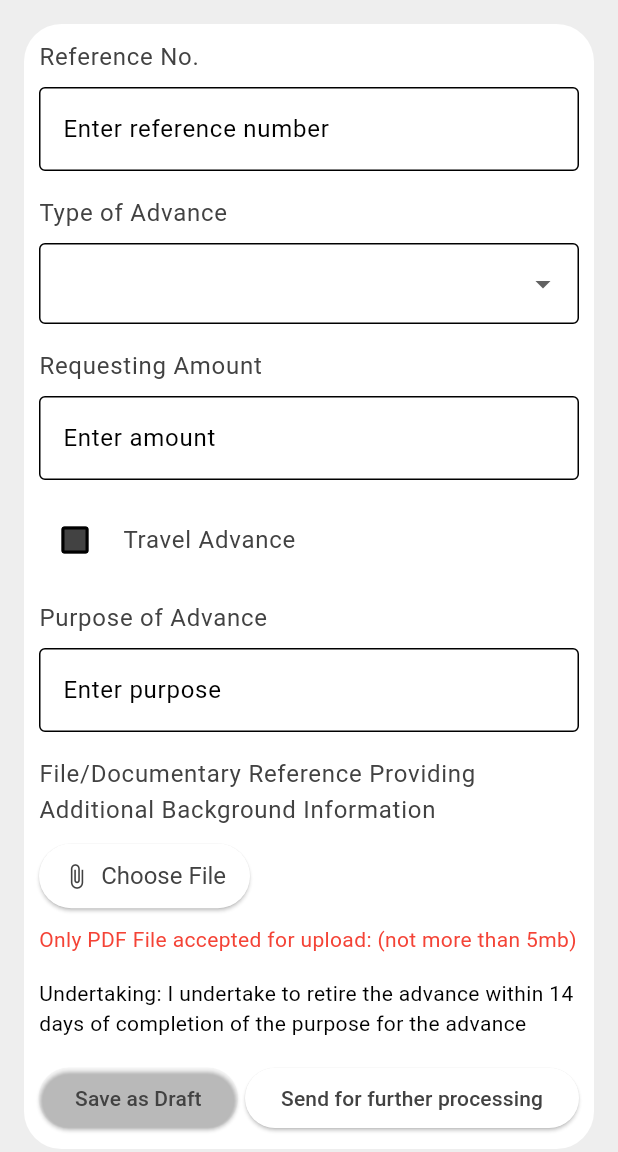
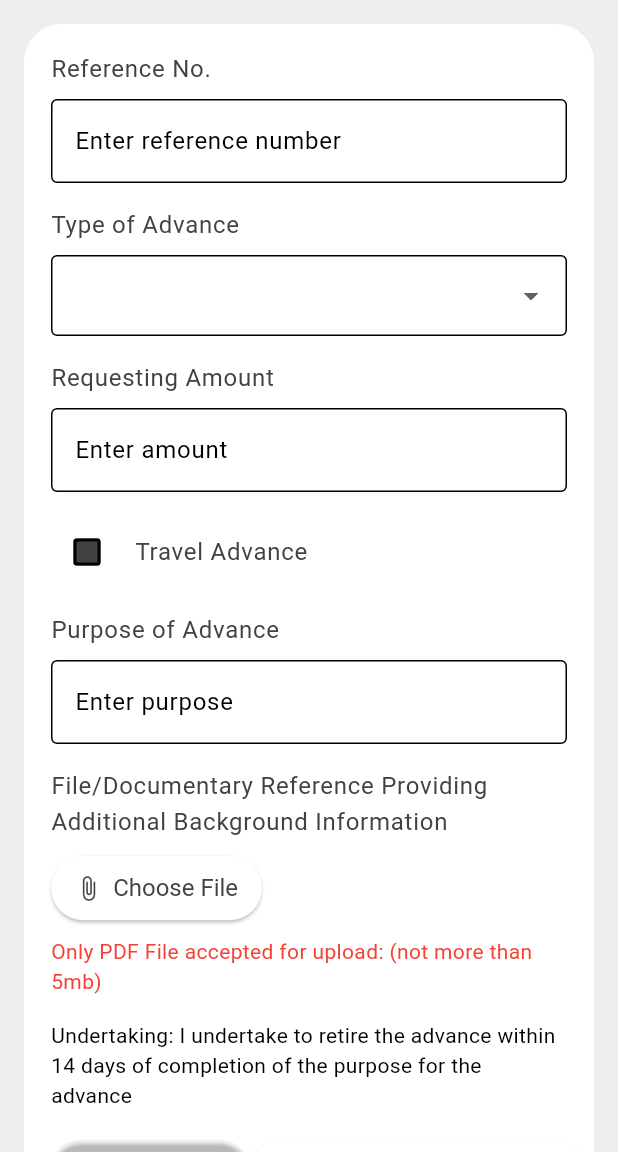
Before and after one commit to emmann-code/BSSSL, a Flutter app: the StaffAdvanceRequestPage screen opened directly, on a phone screen of 412 x 824 dp, the part 84-1236 px from its top. Run offline on Flutter 3.47's test engine with Material 3 defaults, Android fonts, the phone set to English and light mode, and no system bars; our stand-ins replace file_picker.

Commit message:
5th commit

```diff
--- a/bssl_app/lib/pages/Finiacial/StaffAdvRequest.dart
+++ b/bssl_app/lib/pages/Finiacial/StaffAdvRequest.dart
@@ -45,6 +45,8 @@ class _StaffAdvanceRequestPageState extends State<StaffAdvanceRequestPage> {
           padding: EdgeInsets.all(10),
           decoration: BoxDecoration(
               color: Colors.white, borderRadius: BorderRadius.circular(25)),
+          child: Padding(
+            padding: const EdgeInsets.all(8.0),
             child: Column(
               crossAxisAlignment: CrossAxisAlignment.start,
               children: [
@@ -160,6 +162,7 @@ class _StaffAdvanceRequestPageState extends State<StaffAdvanceRequestPage> {
             ),
           ),
         ),
+      ),
     );
   }
 }
```
Also changed, not shown: bssl_app/lib/pages/Finiacial/StaffAdv&Retirment.dart (+5 -2 lines). Lines whose indentation alone changed are shown as unchanged.
